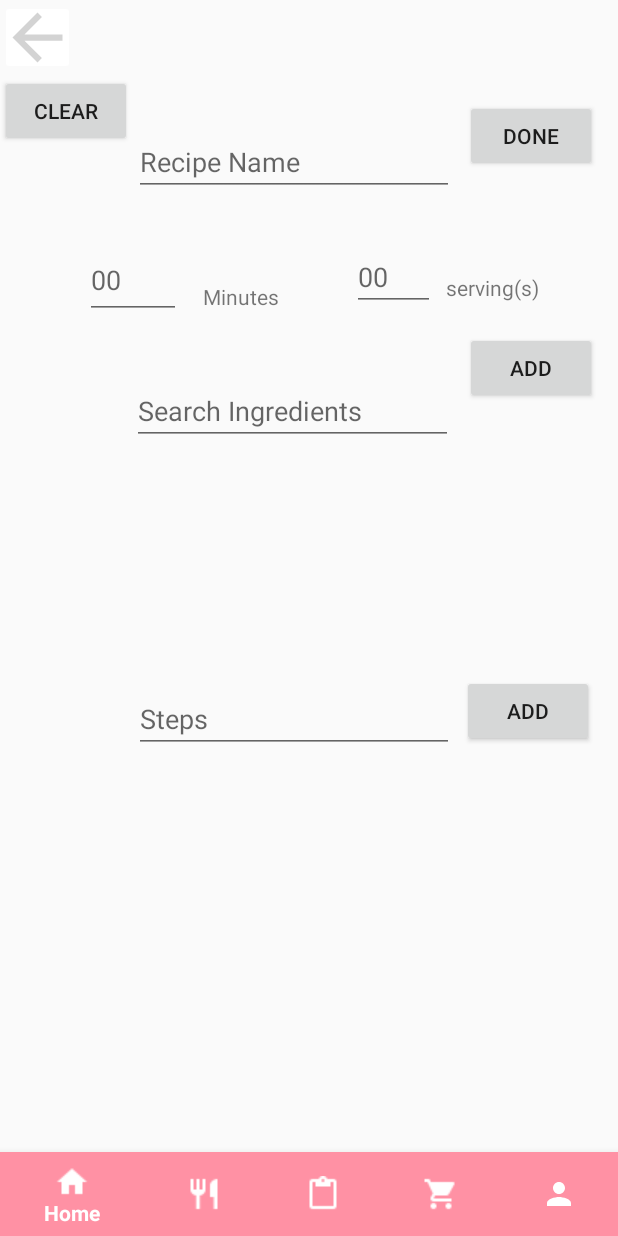
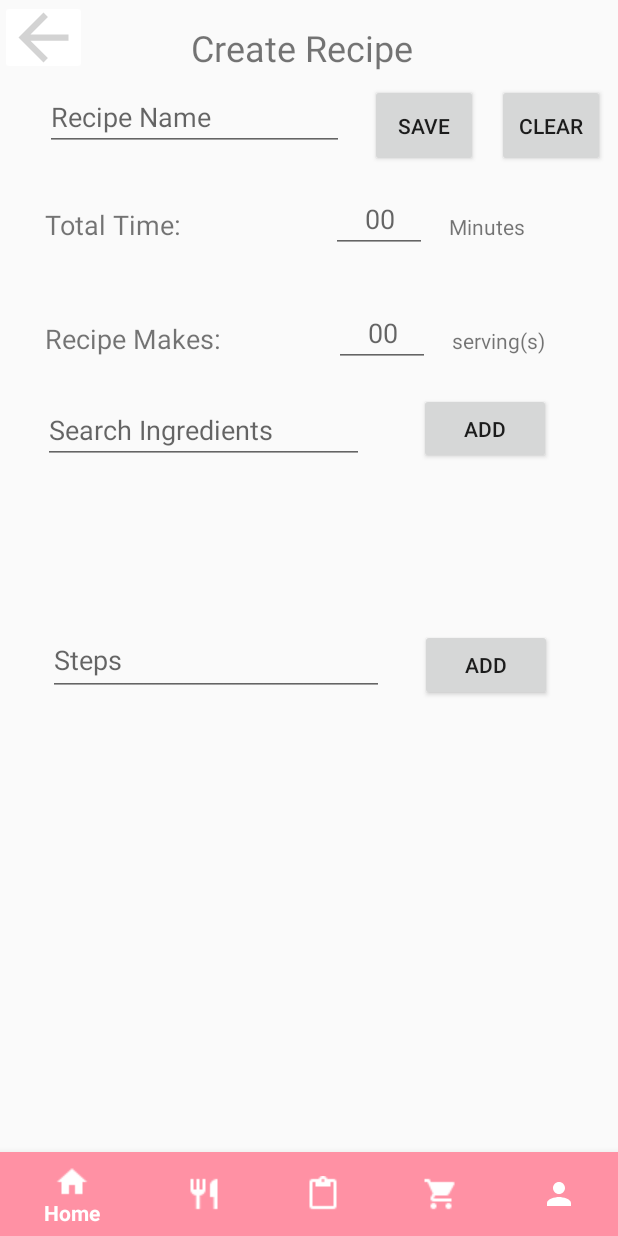
Before and after one commit to jo32pilot/Food-for-Thought, an Android app: the fragment AddRecipeFragment placed in its activity, on a phone screen of 412 x 824 dp. Run offline under Robolectric (Android 15) with nearby library versions, the phone set to English and light mode, and no system bars; our stand-ins replace Firebase (no records; nobody signed in at launch, a user with empty details on screens opened directly), Picasso; pictures from the network do not load.

Commit message:
fixed UI

```diff
--- a/FoodForThought/app/src/main/java/com/example/foodforthought/AddRecipeFragment.java
+++ b/FoodForThought/app/src/main/java/com/example/foodforthought/AddRecipeFragment.java
@@ -104,7 +104,7 @@ public class AddRecipeFragment extends Fragment {
         ingredient = (CustomAutoCompleteView) view.findViewById(R.id.ingredients_input);
         instruction = (EditText) view.findViewById(R.id.instruction_input);
         time = (EditText) view.findViewById(R.id.time);
-        servings = (EditText) view.findViewById(R.id.servings);
+        servings = (EditText) view.findViewById(R.id.time);
 
         // Setup ingredient suggestions from our database
         ingredient.addTextChangedListener(new CustomAutoCompleteTextChangedListener(this, this.getContext()));
@@ -275,7 +275,7 @@ public class AddRecipeFragment extends Fragment {
         view.findViewById(R.id.add_ingredient).setOnClickListener(onIngredientAdd);
         view.findViewById(R.id.add_instruction).setOnClickListener(onInstructionAdd);
         view.findViewById(R.id.done_button).setOnClickListener(onSubmit);
-        view.findViewById(R.id.clear).setOnClickListener(onClear);
+        view.findViewById(R.id.done_button).setOnClickListener(onClear);
     }
 
     /**
--- a/FoodForThought/app/src/main/res/layout/fragment_recipe.xml
+++ b/FoodForThought/app/src/main/res/layout/fragment_recipe.xml
@@ -19,21 +19,21 @@
             android:id="@+id/backButton"
             android:layout_width="50dp"
             android:layout_height="50dp"
+            android:backgroundTint="#ffffff"
             android:padding="0dp"
             android:scaleType="fitCenter"
-            android:backgroundTint="#ffffff"
-            android:src="@drawable/ic_arrow_back_black_24dp"/>
+            android:src="@drawable/ic_arrow_back_black_24dp" />
 
 
         <ImageButton
             android:id="@+id/saveButton"
             android:layout_width="50dp"
             android:layout_height="50dp"
+            android:layout_marginLeft="310dp"
+            android:backgroundTint="#ffffff"
             android:padding="0dp"
             android:scaleType="fitCenter"
-            android:backgroundTint="#ffffff"
-            android:src="@drawable/ic_save"
-            android:layout_marginLeft="310dp"/>
+            android:src="@drawable/ic_save" />
     </LinearLayout>
 
     <View
--- a/FoodForThought/app/src/main/res/layout/test_add_recipe.xml
+++ b/FoodForThought/app/src/main/res/layout/test_add_recipe.xml
@@ -7,72 +7,202 @@
     android:layout_height="match_parent"
     android:orientation="vertical">
 
+    <TableRow
+        android:layout_width="508dp"
+        android:layout_height="56dp">
+
         <ImageButton
             android:id="@+id/backButton"
-        android:layout_width="50dp"
+            android:layout_width="58dp"
             android:layout_height="50dp"
+            android:backgroundTint="#ffffff"
             android:padding="0dp"
             android:scaleType="fitCenter"
-        android:backgroundTint="#ffffff"
-        android:src="@drawable/ic_arrow_back_black_24dp"/>
+            android:src="@drawable/ic_arrow_back_black_24dp" />
 
-    <androidx.constraintlayout.widget.ConstraintLayout
-        android:layout_width="match_parent"
+        <TextView
+            android:id="@+id/textView6"
+            android:layout_width="226dp"
             android:layout_height="wrap_content"
-        android:orientation="vertical"
-        android:layout_marginTop="0dp">
+            android:layout_marginStart="30dp"
+            android:layout_marginTop="15dp"
+            android:text="Create Recipe"
+            android:textAlignment="center"
+            android:textSize="24sp" />
+    </TableRow>
+
+    <TableRow
+        android:layout_width="508dp"
+        android:layout_height="56dp">
 
         <EditText
             android:id="@+id/recipe_name"
-            android:layout_width="wrap_content"
+            android:layout_width="199dp"
             android:layout_height="wrap_content"
-            android:layout_marginStart="89dp"
-            android:layout_marginTop="35dp"
-            android:layout_marginEnd="109dp"
+            android:layout_marginStart="30dp"
+            android:layout_marginEnd="10dp"
             android:layout_marginBottom="15dp"
             android:ems="10"
             android:hint="Recipe Name"
             android:inputType="textPersonName"
             app:layout_constraintBottom_toTopOf="@+id/time"
             app:layout_constraintEnd_toEndOf="parent"
+            app:layout_constraintHorizontal_bias="0.0"
             app:layout_constraintStart_toStartOf="parent"
             app:layout_constraintTop_toTopOf="parent" />
+
+        <Button
+            android:id="@+id/done_button"
+            android:layout_width="72dp"
+            android:layout_height="55dp"
+            android:layout_marginStart="7dp"
+            android:layout_marginEnd="5dp"
+            android:layout_marginBottom="67dp"
+            android:text="save"
+            tools:layout_editor_absoluteX="302dp"
+            tools:layout_editor_absoluteY="48dp" />
+
+        <Button
+            android:id="@+id/clear"
+            android:layout_width="72dp"
+            android:layout_height="55dp"
+            android:layout_marginStart="7dp"
+            android:layout_marginEnd="5dp"
+            android:layout_marginBottom="67dp"
+            android:text="clear"
+            tools:layout_editor_absoluteX="302dp"
+            tools:layout_editor_absoluteY="48dp" />
+
+    </TableRow>
+
+
+    <TableRow
+        android:layout_width="match_parent"
+        android:layout_height="76dp">
+
+        <TextView
+            android:id="@+id/textView6"
+            android:layout_width="wrap_content"
+            android:layout_height="wrap_content"
+            android:layout_marginStart="30dp"
+            android:layout_marginTop="15dp"
+            android:text="Total Time:"
+            android:textSize="18sp" />
+
+        <EditText
+            android:id="@+id/time"
+            android:layout_width="64dp"
+            android:layout_height="wrap_content"
+            android:layout_marginStart="100dp"
+            android:layout_marginTop="15dp"
+            android:layout_marginEnd="7dp"
+            android:layout_marginBottom="19dp"
+            android:ems="10"
+            android:hint="    00"
+            android:inputType="number"
+            app:layout_constraintBottom_toTopOf="@+id/ingredients_input"
+            app:layout_constraintEnd_toStartOf="@+id/textView3"
+            app:layout_constraintStart_toStartOf="parent"
+            app:layout_constraintTop_toBottomOf="@+id/recipe_name" />
+
+        <TextView
+            android:id="@+id/textView7"
+            android:layout_width="wrap_content"
+            android:layout_height="wrap_content"
+            android:layout_marginStart="7dp"
+            android:layout_marginTop="15dp"
+            android:layout_marginEnd="25dp"
+            android:layout_marginBottom="34dp"
+            android:text="Minutes"
+            app:layout_constraintBottom_toTopOf="@+id/ingredients_input"
+            app:layout_constraintEnd_toStartOf="@+id/time"
+            app:layout_constraintStart_toEndOf="@+id/time"
+            app:layout_constraintTop_toBottomOf="@+id/recipe_name" />
+    </TableRow>
+
+    <TableRow
+        android:layout_width="match_parent"
+        android:layout_height="76dp">
+
+        <TextView
+            android:id="@+id/textView9"
+            android:layout_width="wrap_content"
+            android:layout_height="wrap_content"
+            android:layout_marginStart="30dp"
+            android:layout_marginTop="15dp"
+            android:text="Recipe Makes:"
+            android:textSize="18sp" />
+
+        <EditText
+            android:id="@+id/time"
+            android:layout_width="64dp"
+            android:layout_height="wrap_content"
+            android:layout_marginStart="75dp"
+            android:layout_marginTop="15dp"
+            android:layout_marginEnd="7dp"
+            android:layout_marginBottom="19dp"
+            android:ems="10"
+            android:hint="    00"
+            android:inputType="number"
+            app:layout_constraintBottom_toTopOf="@+id/ingredients_input"
+            app:layout_constraintEnd_toStartOf="@+id/textView3"
+            app:layout_constraintStart_toStartOf="parent"
+            app:layout_constraintTop_toBottomOf="@+id/recipe_name" />
+
+        <TextView
+            android:id="@+id/textView10"
+            android:layout_width="wrap_content"
+            android:layout_height="wrap_content"
+            android:layout_marginStart="7dp"
+            android:layout_marginTop="15dp"
+            android:layout_marginEnd="25dp"
+            android:layout_marginBottom="34dp"
+            android:text="serving(s)"
+            app:layout_constraintBottom_toTopOf="@+id/ingredients_input"
+            app:layout_constraintEnd_toStartOf="@+id/time"
+            app:layout_constraintStart_toEndOf="@+id/time"
+            app:layout_constraintTop_toBottomOf="@+id/recipe_name" />
+    </TableRow>
+
+    <androidx.constraintlayout.widget.ConstraintLayout
+        android:layout_width="match_parent"
+        android:layout_height="493dp"
+        android:layout_marginTop="0dp"
+        android:orientation="vertical">
 
         <Button
             android:id="@+id/add_ingredient"
             android:layout_width="wrap_content"
             android:layout_height="wrap_content"
             android:layout_marginStart="4dp"
-            android:layout_marginTop="8dp"
             android:layout_marginEnd="16dp"
-            android:layout_marginBottom="23dp"
             android:text="Add"
             app:layout_constraintBottom_toTopOf="@+id/ingredients_list"
             app:layout_constraintEnd_toEndOf="parent"
-            app:layout_constraintStart_toEndOf="@+id/ingredients_input"
-            app:layout_constraintTop_toBottomOf="@+id/textView4" />
+            app:layout_constraintStart_toEndOf="@+id/ingredients_input" />
 
         <EditText
             android:id="@+id/instruction_input"
-            android:layout_width="wrap_content"
-            android:layout_height="wrap_content"
-            android:layout_marginStart="89dp"
+            android:layout_width="224dp"
+            android:layout_height="47dp"
+            android:layout_marginStart="32dp"
             android:layout_marginTop="18dp"
-            android:layout_marginEnd="5dp"
             android:layout_marginBottom="11dp"
             android:ems="10"
             android:hint="Steps"
             android:inputType="textPersonName"
             app:layout_constraintBottom_toTopOf="@+id/instructions_list"
             app:layout_constraintEnd_toStartOf="@+id/add_instruction"
+            app:layout_constraintHorizontal_bias="0.52"
             app:layout_constraintStart_toStartOf="parent"
-            app:layout_constraintTop_toBottomOf="@+id/ingredients_list" />
+            app:layout_constraintTop_toBottomOf="@+id/ingredients_list"
+            app:layout_constraintVertical_bias="0.0" />
 
         <Button
             android:id="@+id/add_instruction"
             android:layout_width="wrap_content"
             android:layout_height="wrap_content"
-            android:layout_marginStart="5dp"
+            android:layout_marginStart="24dp"
             android:layout_marginTop="13dp"
             android:layout_marginBottom="11dp"
             android:text="Add"
@@ -84,20 +214,19 @@
             android:id="@+id/ingredients_input"
             android:layout_width="214dp"
             android:layout_height="45dp"
-            android:layout_marginStart="89dp"
-            android:layout_marginTop="19dp"
             android:layout_marginEnd="4dp"
+            android:layout_marginBottom="20dp"
             android:completionThreshold="3"
             android:hint="@string/search_ingredients"
             app:layout_constraintBottom_toTopOf="@+id/ingredients_list"
             app:layout_constraintEnd_toStartOf="@+id/add_ingredient"
             app:layout_constraintStart_toStartOf="parent"
-            app:layout_constraintTop_toBottomOf="@+id/time" />
+            app:layout_constraintTop_toTopOf="parent" />
 
         <ListView
             android:id="@+id/ingredients_list"
-            android:layout_width="407dp"
-            android:layout_height="140dp"
+            android:layout_width="420dp"
+            android:layout_height="89dp"
             android:layout_marginStart="1dp"
             android:layout_marginEnd="1dp"
             app:layout_constraintEnd_toEndOf="parent"
@@ -107,9 +236,8 @@
 
         <ListView
             android:id="@+id/instructions_list"
-            android:layout_width="414dp"
-            android:layout_height="184dp"
-            android:layout_marginStart="1dp"
+            android:layout_width="405dp"
+            android:layout_height="162dp"
             android:layout_marginTop="6dp"
             android:layout_marginEnd="1dp"
             android:layout_marginBottom="96dp"
@@ -121,87 +249,15 @@
 
         </ListView>
 
-        <EditText
-            android:id="@+id/time"
-            android:layout_width="64dp"
-            android:layout_height="51dp"
-            android:layout_marginStart="72dp"
-            android:layout_marginTop="15dp"
-            android:layout_marginEnd="7dp"
-            android:layout_marginBottom="19dp"
-            android:ems="10"
-            android:hint="00"
-            android:inputType="number"
-            app:layout_constraintBottom_toTopOf="@+id/ingredients_input"
-            app:layout_constraintEnd_toStartOf="@+id/textView3"
-            app:layout_constraintStart_toStartOf="parent"
-            app:layout_constraintTop_toBottomOf="@+id/recipe_name" />
-
-        <TextView
-            android:id="@+id/textView3"
-            android:layout_width="wrap_content"
-            android:layout_height="wrap_content"
-            android:layout_marginStart="7dp"
-            android:layout_marginTop="47dp"
-            android:layout_marginEnd="25dp"
-            android:layout_marginBottom="34dp"
-            android:text="Minutes"
-            app:layout_constraintBottom_toTopOf="@+id/ingredients_input"
-            app:layout_constraintEnd_toStartOf="@+id/servings"
-            app:layout_constraintStart_toEndOf="@+id/time"
-            app:layout_constraintTop_toBottomOf="@+id/recipe_name" />
+    </androidx.constraintlayout.widget.ConstraintLayout>
 
     <EditText
-            android:id="@+id/servings"
-            android:layout_width="55dp"
-            android:layout_height="44dp"
-            android:layout_marginStart="23dp"
-            android:layout_marginTop="22dp"
-            android:layout_marginEnd="7dp"
-            android:layout_marginBottom="34dp"
+        android:id="@+id/editText"
+        android:layout_width="match_parent"
+        android:layout_height="wrap_content"
         android:ems="10"
-            android:hint="00"
-            android:inputType="number"
-            app:layout_constraintBottom_toTopOf="@+id/ingredients_input"
-            app:layout_constraintEnd_toStartOf="@+id/textView4"
-            app:layout_constraintStart_toEndOf="@+id/textView3"
-            app:layout_constraintTop_toBottomOf="@+id/recipe_name" />
-
-        <TextView
-            android:id="@+id/textView4"
-            android:layout_width="wrap_content"
-            android:layout_height="wrap_content"
-            android:layout_marginTop="47dp"
-            android:layout_marginEnd="68dp"
-            android:layout_marginBottom="8dp"
-            android:text="serving(s)"
-            app:layout_constraintBottom_toTopOf="@+id/add_ingredient"
-            app:layout_constraintEnd_toEndOf="parent"
-            app:layout_constraintStart_toEndOf="@+id/servings"
-            app:layout_constraintTop_toBottomOf="@+id/recipe_name" />
-
-        <Button
-            android:id="@+id/done_button"
-            android:layout_width="wrap_content"
-            android:layout_height="wrap_content"
-            android:layout_marginStart="7dp"
-            android:layout_marginTop="16dp"
-            android:layout_marginEnd="14dp"
-            android:layout_marginBottom="67dp"
-            android:text="Done"
-            app:layout_constraintBottom_toTopOf="@+id/textView4"
-            app:layout_constraintEnd_toEndOf="parent"
-            app:layout_constraintStart_toEndOf="@+id/recipe_name"
-            app:layout_constraintTop_toTopOf="parent" />
-
-        <Button
-            android:id="@+id/clear"
-            android:layout_width="wrap_content"
-            android:layout_height="wrap_content"
-            android:text="clear"
-            tools:layout_editor_absoluteY="29dp" />
-    </androidx.constraintlayout.widget.ConstraintLayout>
-
+        android:inputType="textPersonName"
+        android:text="Name" />
 
 
 </LinearLayout>
```
Lines whose indentation alone changed are shown as unchanged.
